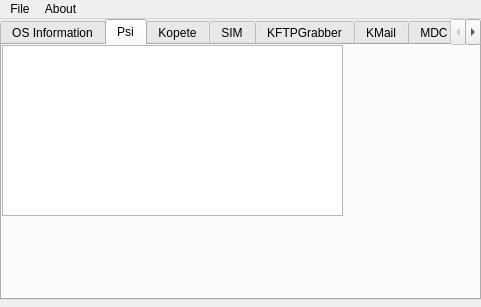
This is mainwindow.ui in CryptoManiac/pswdrec as Qt 5 draws it before an edit. The edited form follows.
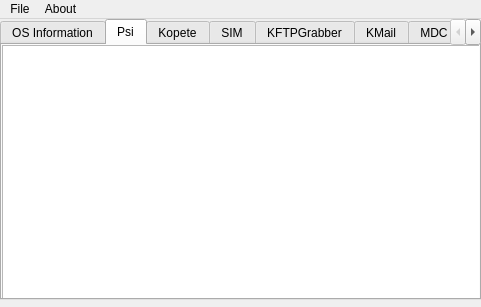
This is the edited form. The open tabs and pages were chosen to show the change. Icons and pictures are not drawn.

```diff
--- a/mainwindow.ui
+++ b/mainwindow.ui
@@ -70,24 +70,15 @@
      <attribute name="title">
       <string>Psi</string>
      </attribute>
-     <widget class="QTextEdit" name="textEdit">
+     <widget class="QTextBrowser" name="textBrowser_14">
       <property name="geometry">
        <rect>
         <x>0</x>
         <y>0</y>
-        <width>341</width>
-        <height>171</height>
+        <width>481</width>
+        <height>261</height>
        </rect>
       </property>
-      <property name="autoFillBackground">
-       <bool>true</bool>
-      </property>
-      <property name="undoRedoEnabled">
-       <bool>false</bool>
-      </property>
-      <property name="readOnly">
-       <bool>true</bool>
-      </property>
      </widget>
     </widget>
     <widget class="QWidget" name="tab_3">
@@ -287,7 +278,7 @@
     </widget>
     <widget class="QWidget" name="tab_16">
      <attribute name="title">
-      <string>Page</string>
+      <string>Ayttm</string>
      </attribute>
      <widget class="QTextBrowser" name="textBrowser_13">
       <property name="geometry">
```
Left out of the diff: 2 changed lines with no effect on the pictures.
